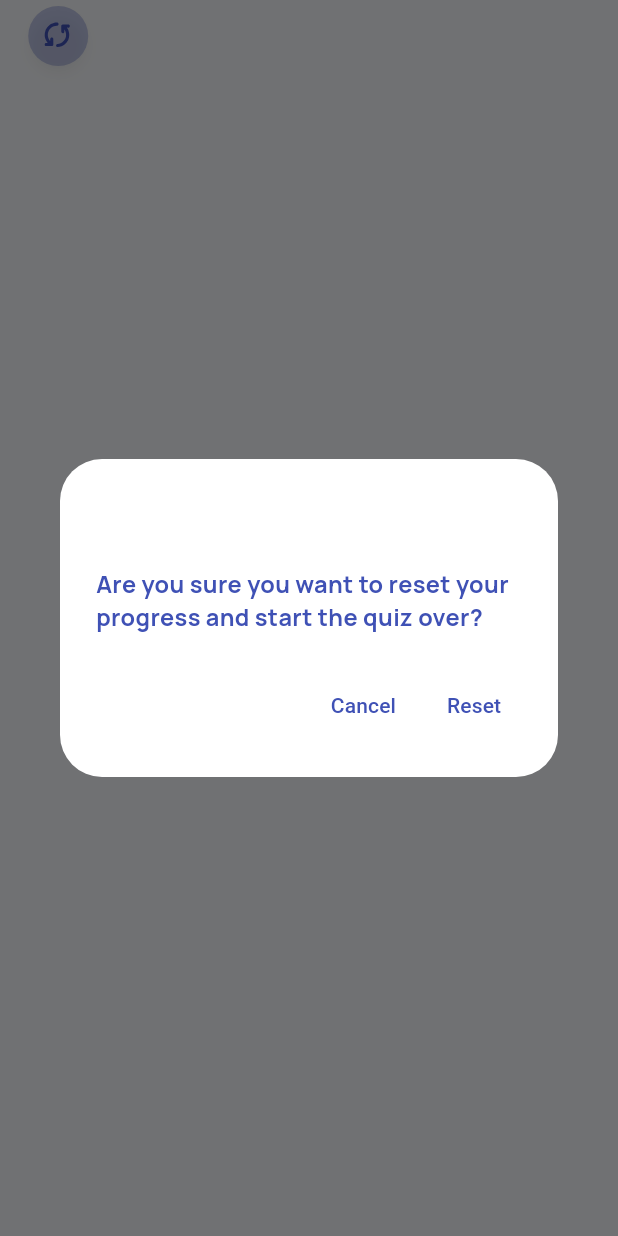
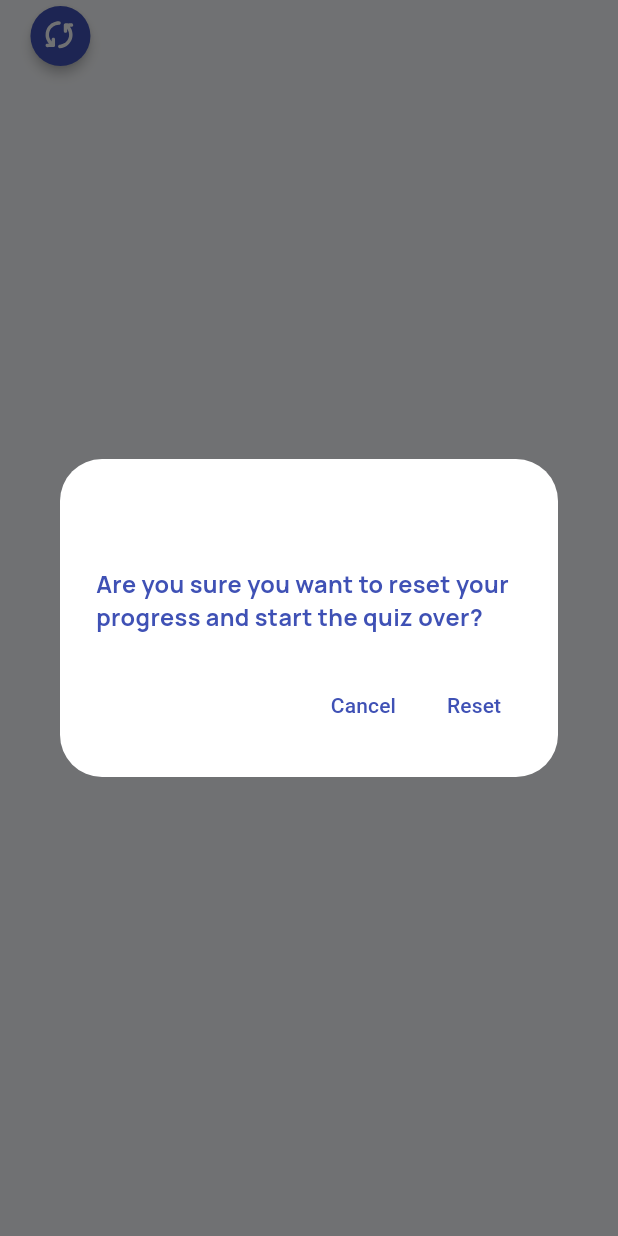
Before and after one commit to Sadid-USN/CDL_Pro, a Flutter app: the ResetButton widget shown alone on an empty page, opened directly, after a tap on an icon or button, on a phone screen of 412 x 824 dp. Run offline on Flutter 3.47's test engine with Material 3 defaults, Android fonts, the light colour scheme and no system bars; our stand-ins replace animate_do, auto_route, cloud_firestore, dio, easy_localization, equatable and 12 more; missing offline and left inert: talker_bloc_logger, talker_dio_logger; accounts and stored records are empty; statements that could not run were skipped; project files that could hold a hidden picture were left out.

Commit message:
fixed ResetButton color

```diff
--- a/lib/presentation/pages/home/widgets/reset_buttn.dart
+++ b/lib/presentation/pages/home/widgets/reset_buttn.dart
@@ -1,4 +1,4 @@
-import 'package:cdl_pro/core/constants/constants.dart';
+import 'package:cdl_pro/core/core.dart';
 import 'package:cdl_pro/generated/locale_keys.g.dart';
 import 'package:cdl_pro/presentation/blocs/cdl_tests_bloc/cdl_tests.dart';
 import 'package:easy_localization/easy_localization.dart';
@@ -20,16 +20,13 @@ class ResetButton extends StatelessWidget {
         shape: const CircleBorder(),
 
         elevation: 3,
-        backgroundColor: Theme.of(
-          context,
-        ).colorScheme.primary.withValues(alpha: 0.3),
-        shadowColor: Colors.black.withValues(alpha: 0.2),
+        backgroundColor: Theme.of(context).colorScheme.primary,
       ),
       child: SvgPicture.asset(
         AppLogos.reset,
-        height: 20.h,
+        height: 22.h,
         colorFilter: ColorFilter.mode(
-          Theme.of(context).iconTheme.color!,
+          AppColors.lightBackground,
           BlendMode.srcIn,
         ),
       ),
```
Also changed, not shown: lib/presentation/pages/home/widgets/next_back_buttons.dart (+5 -7 lines).
